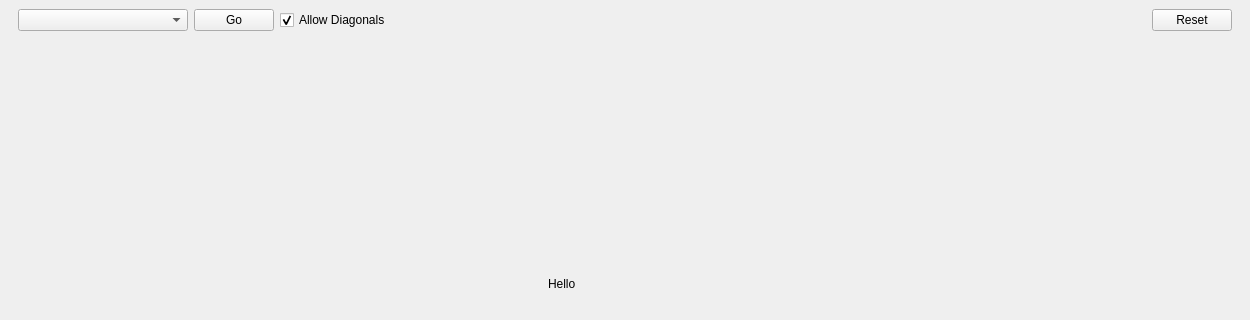
Old version of the form gui/ui/mainwindow.ui in the repository pcutillas/Pathfinding-Visualizer; both pictures show x 0 to 1250 and y 0 to 320 of the 1250 by 725 pixel window.
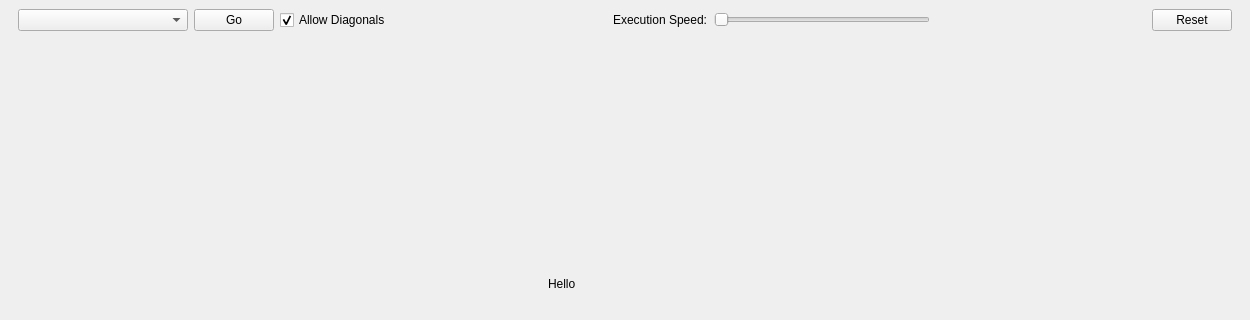
New version of the form.

Commit message: Added execution speed slider

Diff of the .ui file:
```diff
--- a/gui/ui/mainwindow.ui
+++ b/gui/ui/mainwindow.ui
@@ -92,6 +92,33 @@
         </property>
        </widget>
       </item>
+      <item>
+       <spacer name="horizontalSpacer_2">
+        <property name="orientation">
+         <enum>Qt::Horizontal</enum>
+        </property>
+        <property name="sizeHint" stdset="0">
+         <size>
+          <width>40</width>
+          <height>20</height>
+         </size>
+        </property>
+       </spacer>
+      </item>
+      <item>
+       <widget class="QLabel" name="label_2">
+        <property name="text">
+         <string>Execution Speed:</string>
+        </property>
+       </widget>
+      </item>
+      <item>
+       <widget class="QSlider" name="speedSlider">
+        <property name="orientation">
+         <enum>Qt::Horizontal</enum>
+        </property>
+       </widget>
+      </item>
       <item>
        <spacer name="horizontalSpacer">
         <property name="orientation">
```
The commit also changes 3 other files.
